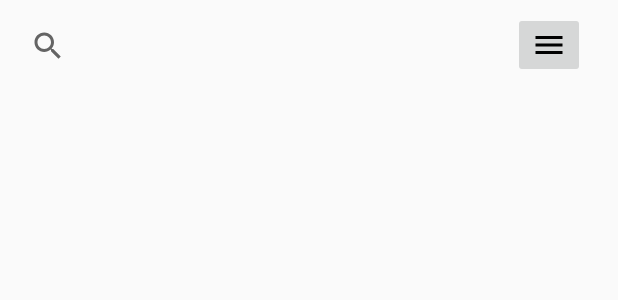
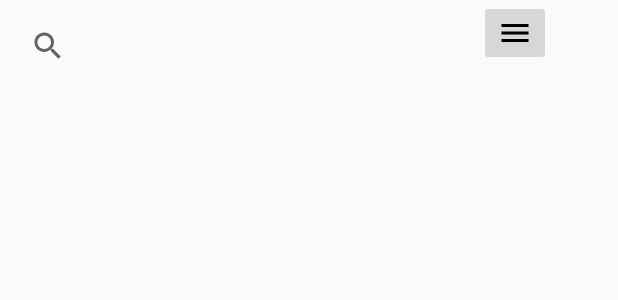
Before and after one commit to arthurmazer/kCbiApp, an Android app: the layout content_clients.xml on its own in the app's theme, with its tools: preview values and no code run, on a phone screen of 412 x 824 dp. Shown: the top 300 px of the screen. Run offline under Robolectric (Android 15) with nearby library versions, the phone set to English and light mode, and no system bars.

Commit message:
alterações na tela de clientes

```diff
--- a/app/src/main/java/cupcakes/br/cbi/adapters/MyClientsAdapter.kt
+++ b/app/src/main/java/cupcakes/br/cbi/adapters/MyClientsAdapter.kt
@@ -18,7 +18,7 @@ class MyClientsAdapter(val clients: ArrayList<Client>) : RecyclerView.Adapter<My
 
 
     override fun onBindViewHolder(holder: MyClientsAdapter.ViewHolder, position: Int) {
-        holder.bind(clients[position])
+        holder?.bind(clients[position])
     }
 
     override fun getItemCount() = clients.size
--- a/app/src/main/java/cupcakes/br/cbi/managers/MySqlHelper.kt
+++ b/app/src/main/java/cupcakes/br/cbi/managers/MySqlHelper.kt
@@ -25,8 +25,9 @@ class MySqlHelper(ctx: Context) : ManagedSQLiteOpenHelper(ctx, Constants.DB_NAME
     }
 
     override fun onCreate(db: SQLiteDatabase) {
-        db.createTable(Constants.DB_TABLE_CLIENTS,true,
-                "_id" to INTEGER + PRIMARY_KEY + AUTOINCREMENT,
+
+        db.createTable(Constants.DB_TABLE_CLIENTS,false,
+                "_id" to SqlType.create("INTEGER PRIMARY KEY AUTOINCREMENT"),
                 "name" to TEXT,
                 "birthday" to TEXT,
                 "phone_number" to TEXT,
--- a/app/src/main/java/cupcakes/br/cbi/models/Client.kt
+++ b/app/src/main/java/cupcakes/br/cbi/models/Client.kt
@@ -7,14 +7,13 @@ import java.util.*
 /**
  * Created by monitorapc on 16-Oct-17.
  */
-class Client(val name: String, val birthday: String, val phoneNumber: String ,val facebookUrl: String, val location: String){
-
+class Client(val id: Int = 1,val name: String, val birthday: String, val phoneNumber: String ,val facebookUrl: String, val location: String){
 
     fun saveThisClient(ctx: Context): Boolean{
         val db = MySqlHelper(ctx)
 
         db.insertClient(this)
-        return true;
+        return true
     }
 }
 
--- a/app/src/main/res/layout/card_view_client.xml
+++ b/app/src/main/res/layout/card_view_client.xml
@@ -2,6 +2,7 @@
 <android.support.v7.widget.CardView xmlns:android="http://schemas.android.com/apk/res/android"
     android:layout_width="match_parent"
     android:layout_height="wrap_content"
+    android:layout_marginBottom="10dp"
     xmlns:app="http://schemas.android.com/apk/res-auto"
     android:elevation="3dp"
     app:cardCornerRadius="5dp">
--- a/app/src/main/res/layout/content_clients.xml
+++ b/app/src/main/res/layout/content_clients.xml
@@ -1,38 +1,38 @@
 <?xml version="1.0" encoding="utf-8"?>
-<android.support.constraint.ConstraintLayout xmlns:android="http://schemas.android.com/apk/res/android"
+<RelativeLayout xmlns:android="http://schemas.android.com/apk/res/android"
     xmlns:app="http://schemas.android.com/apk/res-auto"
+    xmlns:tools="http://schemas.android.com/tools"
     android:layout_width="match_parent"
     android:layout_height="match_parent">
+
+    <LinearLayout
+        android:id="@+id/topBar"
+        android:orientation="horizontal"
+        android:layout_width="match_parent"
+        android:layout_height="wrap_content">
 
         <SearchView
             android:id="@+id/searchView"
             android:layout_width="311dp"
             android:layout_height="45dp"
             android:layout_marginStart="8dp"
-        android:layout_marginTop="8dp"
-        app:layout_constraintStart_toStartOf="parent"
-        app:layout_constraintTop_toTopOf="parent" />
+            android:layout_marginTop="8dp" />
 
         <ImageButton
             android:id="@+id/imageButton"
             android:layout_width="wrap_content"
             android:layout_height="wrap_content"
-        android:layout_marginEnd="8dp"
-        android:layout_marginStart="8dp"
-        android:layout_marginTop="8dp"
             android:contentDescription="@string/content_description_filter_button"
-        app:layout_constraintEnd_toEndOf="parent"
-        app:layout_constraintStart_toEndOf="@+id/searchView"
-        app:layout_constraintTop_toTopOf="parent"
             app:srcCompat="@drawable/ic_menu_black_24dp" />
+
+
+    </LinearLayout>
 
     <android.support.v7.widget.RecyclerView
         android:id="@+id/recyclerView"
-        android:layout_width="381dp"
-        android:layout_height="439dp"
-        android:layout_marginTop="16dp"
-        app:layout_constraintEnd_toEndOf="parent"
-        app:layout_constraintStart_toStartOf="parent"
-        app:layout_constraintTop_toBottomOf="@+id/searchView" />
+        android:layout_width="match_parent"
+        android:layout_height="match_parent"
+        android:layout_below="@+id/topBar"
+        android:layout_marginTop="8dp" />
 
-</android.support.constraint.ConstraintLayout>
+</RelativeLayout>
--- a/build.gradle
+++ b/build.gradle
@@ -8,7 +8,7 @@ buildscript {
         jcenter()
     }
     dependencies {
-        classpath 'com.android.tools.build:gradle:3.0.0-beta7'
+        classpath 'com.android.tools.build:gradle:3.0.0'
         classpath "org.jetbrains.kotlin:kotlin-gradle-plugin:$kotlin_version"
 
         // NOTE: Do not place your application dependencies here; they belong
```
Also changed, not shown: app/src/main/java/cupcakes/br/cbi/activities/AddClientActivity.kt (+5 -3 lines), app/src/main/java/cupcakes/br/cbi/activities/MyClientsActivity.kt (+41 -3 lines), app/src/main/res/layout/activity_clients_constraint.xml (added, +20 -0 lines). Lines whose indentation alone changed are shown as unchanged.
